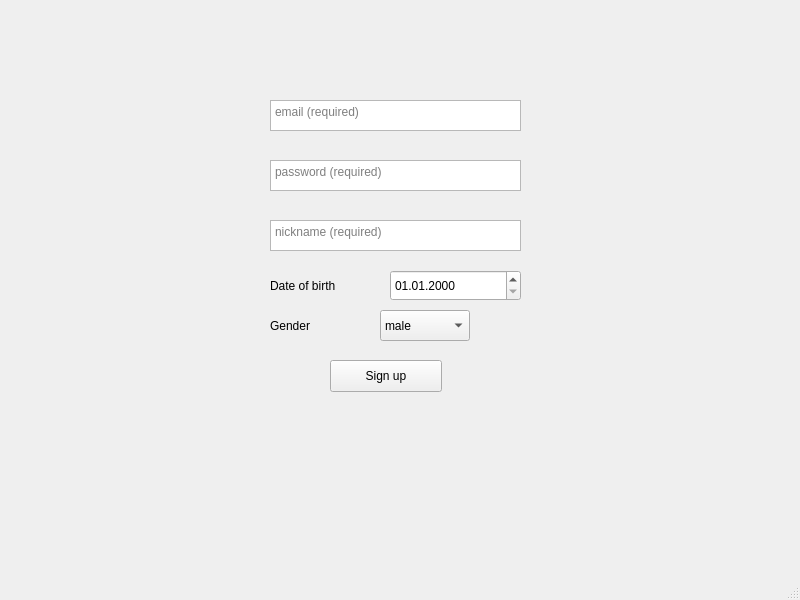
aneroid11/Databases, file project/lab6/mainwindow.ui: the form before one commit.
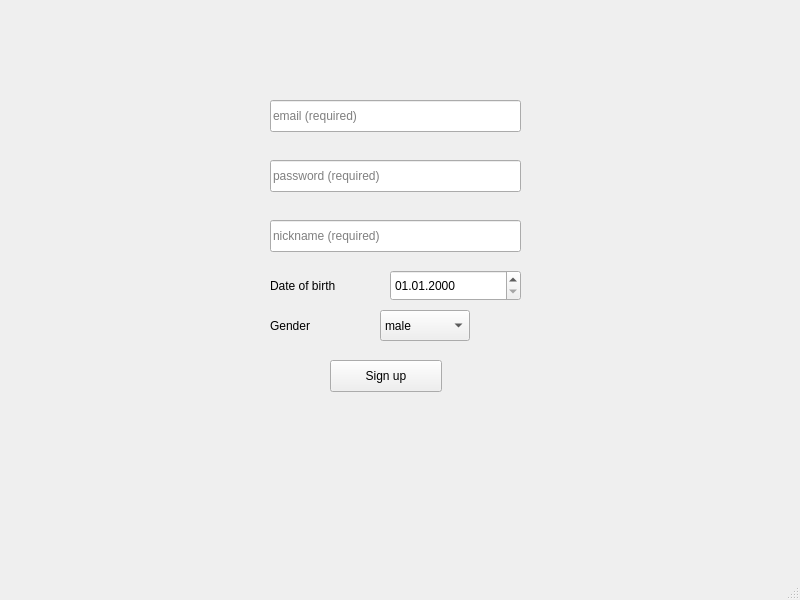
The form after the commit. The open tabs and pages were chosen to show the change.

Commit message: sign up window

Patch:
```diff
--- a/project/lab6/mainwindow.ui
+++ b/project/lab6/mainwindow.ui
@@ -121,45 +121,6 @@
        <string>Sign up</string>
       </property>
      </widget>
-     <widget class="QTextEdit" name="signUp_emailTextEdit">
-      <property name="geometry">
-       <rect>
-        <x>270</x>
-        <y>100</y>
-        <width>251</width>
-        <height>31</height>
-       </rect>
-      </property>
-      <property name="placeholderText">
-       <string>email (required)</string>
-      </property>
-     </widget>
-     <widget class="QTextEdit" name="signUp_passwordTextEdit">
-      <property name="geometry">
-       <rect>
-        <x>270</x>
-        <y>160</y>
-        <width>251</width>
-        <height>31</height>
-       </rect>
-      </property>
-      <property name="placeholderText">
-       <string>password (required)</string>
-      </property>
-     </widget>
-     <widget class="QTextEdit" name="signUp_nicknameTextEdit">
-      <property name="geometry">
-       <rect>
-        <x>270</x>
-        <y>220</y>
-        <width>251</width>
-        <height>31</height>
-       </rect>
-      </property>
-      <property name="placeholderText">
-       <string>nickname (required)</string>
-      </property>
-     </widget>
      <widget class="QDateEdit" name="signUp_birthDateEdit">
       <property name="geometry">
        <rect>
@@ -224,6 +185,48 @@
        <string>Gender</string>
       </property>
      </widget>
+     <widget class="QLineEdit" name="signUp_passwordLineEdit">
+      <property name="geometry">
+       <rect>
+        <x>270</x>
+        <y>160</y>
+        <width>251</width>
+        <height>32</height>
+       </rect>
+      </property>
+      <property name="echoMode">
+       <enum>QLineEdit::Password</enum>
+      </property>
+      <property name="placeholderText">
+       <string>password (required)</string>
+      </property>
+     </widget>
+     <widget class="QLineEdit" name="signUp_emailLineEdit">
+      <property name="geometry">
+       <rect>
+        <x>270</x>
+        <y>100</y>
+        <width>251</width>
+        <height>32</height>
+       </rect>
+      </property>
+      <property name="placeholderText">
+       <string>email (required)</string>
+      </property>
+     </widget>
+     <widget class="QLineEdit" name="signUp_nicknameLineEdit">
+      <property name="geometry">
+       <rect>
+        <x>270</x>
+        <y>220</y>
+        <width>251</width>
+        <height>32</height>
+       </rect>
+      </property>
+      <property name="placeholderText">
+       <string>nickname (required)</string>
+      </property>
+     </widget>
     </widget>
     <widget class="QWidget" name="artistAccPage">
      <widget class="QLabel" name="artistAcc_nicknameLabel">
```
Left out of the diff: 2 changed lines with no effect on the pictures. The commit also changes 7 other files.
